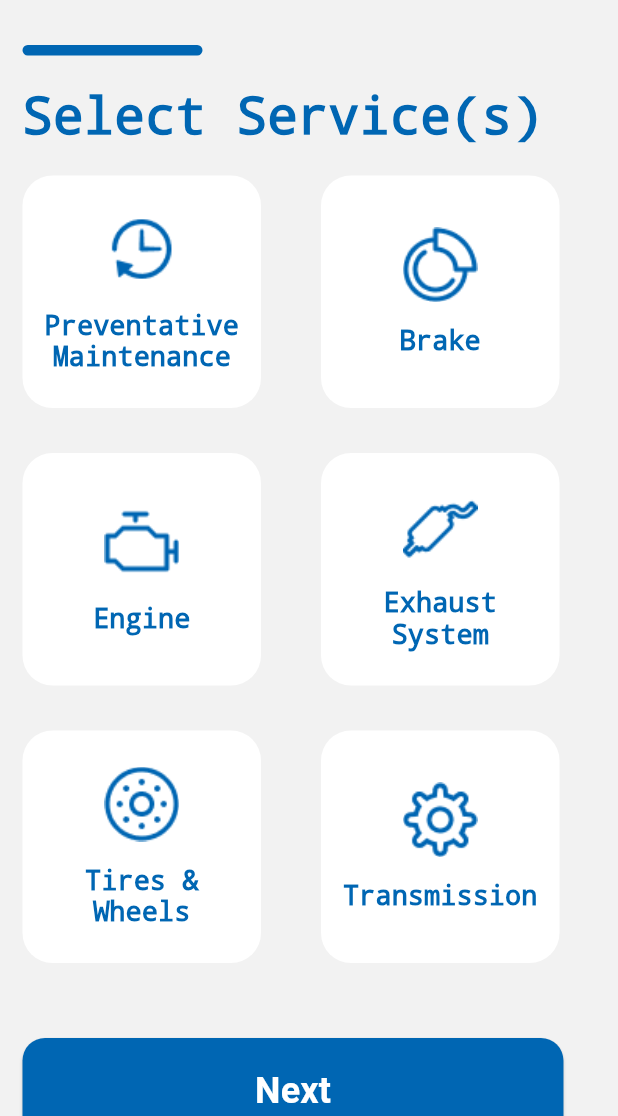
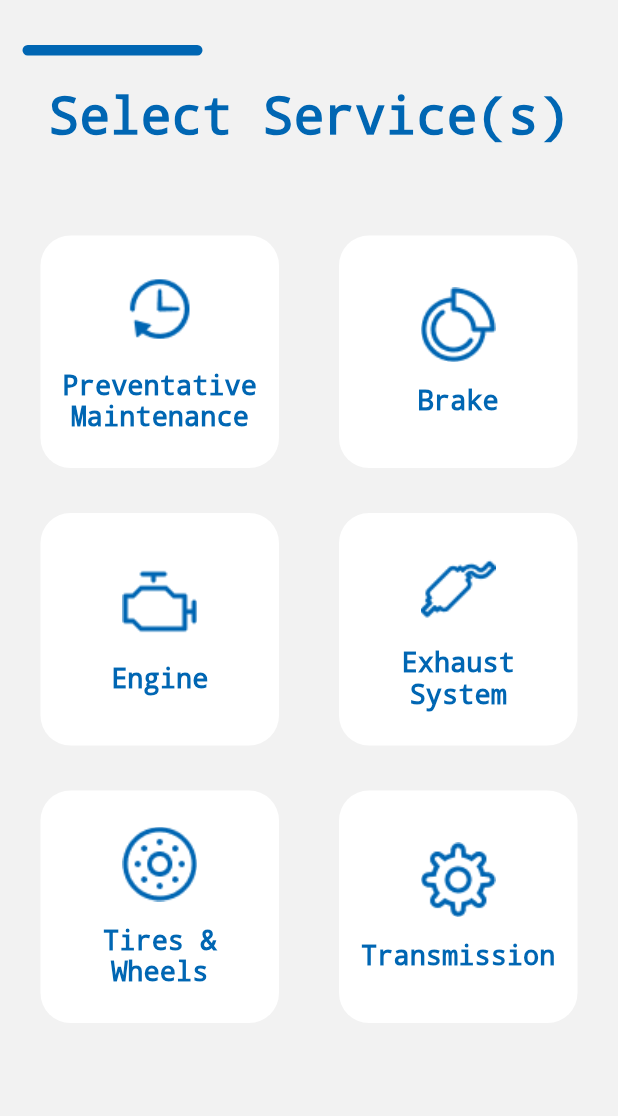
Before and after one commit to ahmedas3d/Car_Services, a Flutter app: the Services screen opened by its route, on a phone screen of 412 x 824 dp, the part 120-1236 px from its top. Run offline on Flutter 3.47's test engine with Material 3 defaults, Android fonts, the light colour scheme and no system bars.

Commit message:
first commit

```diff
--- a/lib/views/services.dart
+++ b/lib/views/services.dart
@@ -12,7 +12,6 @@ class Services extends StatelessWidget {
         child: Padding(
           padding: const EdgeInsets.symmetric(horizontal: 15),
           child: Column(
-            crossAxisAlignment: CrossAxisAlignment.start,
             children: [
               Padding(
                 padding: const EdgeInsets.only(top: 40, left: 10, bottom: 30),
@@ -22,17 +21,22 @@ class Services extends StatelessWidget {
                   ],
                 ),
               ),
+              Row(
+                mainAxisAlignment: MainAxisAlignment.start, // محاذاة لليسار
+                children: [
                   Container(
                     height: 7,
                     width: 120,
                     decoration: BoxDecoration(
-                  color: Color(0xff0066B3),
+                      color: const Color(0xff0066B3),
                       borderRadius: BorderRadius.circular(15),
                       border: Border.all(
-                    color: Color(0xff0066B3),
+                        color: const Color(0xff0066B3),
                         width: 2,
                       ),
                     ),
+                  ),
+                ],
               ),
               const SizedBox(height: 20),
               const Text(
@@ -44,7 +48,7 @@ class Services extends StatelessWidget {
                   decoration: TextDecoration.none,
                 ),
               ),
-              const SizedBox(height: 20),
+              const SizedBox(height: 60),
               const Wrap(
                 crossAxisAlignment: WrapCrossAlignment.center,
                 spacing: 40,
@@ -76,7 +80,10 @@ class Services extends StatelessWidget {
                   ),
                 ],
               ),
-              const SizedBox(height: 50),
+              // const SizedBox(height: 50),
+              const SizedBox(
+                height: 110,
+              ),
               ElevatedButton(
                 onPressed: () {
                   Navigator.pushNamed(context, AppRoutes.home);
@@ -143,7 +150,7 @@ class _ServiceBoxState extends State<ServiceBox> {
               borderRadius: BorderRadius.circular(20),
               border: _isSelected
                   ? Border.all(
-                      color: Color(0xff0066B3),
+                      color: const Color(0xff0066B3),
                       width: 4) // Increased border width
                   : null,
             ),
--- a/pubspec.yaml
+++ b/pubspec.yaml
@@ -34,6 +34,7 @@ dependencies:
   # The following adds the Cupertino Icons font to your application.
   # Use with the CupertinoIcons class for iOS style icons.
   cupertino_icons: ^1.0.6
+  curved_navigation_bar: ^1.0.6
 
 dev_dependencies:
   flutter_test:
```
Also changed, not shown: pubspec.lock. Lines whose indentation alone changed are shown as unchanged.
